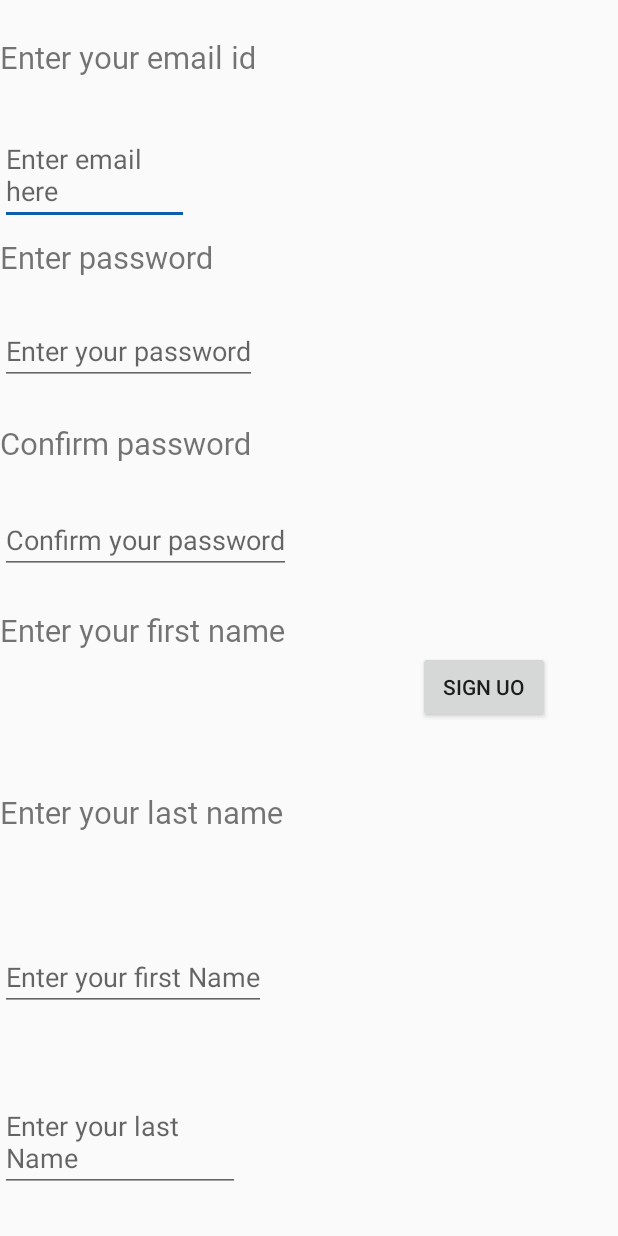
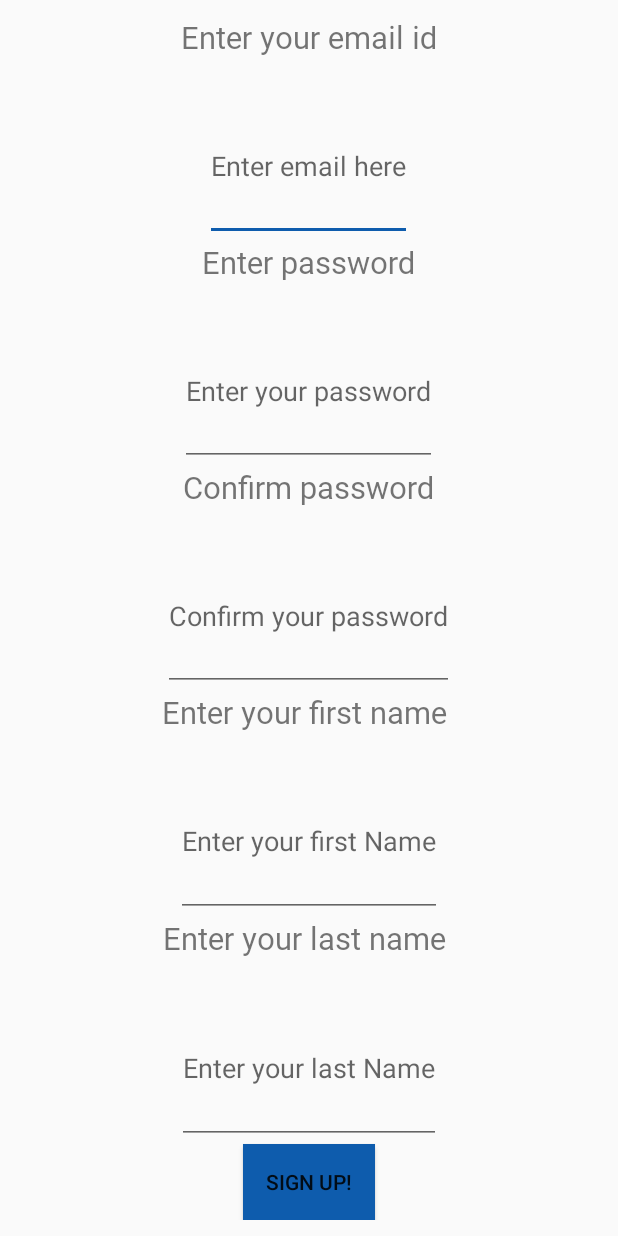
Before and after one commit to achuth10/Task, an Android app: the SignUpUser screen opened directly, with no data from a screen before it, on a phone screen of 412 x 824 dp. Run offline under Robolectric (Android 15) with nearby library versions, the phone set to English and light mode, and no system bars; our stand-ins replace sdp/ssp sizes.

Commit message:
Added an option to sign up for a new user

```diff
--- a/app/src/main/java/com/example/achuth/task/SignUpUser.java
+++ b/app/src/main/java/com/example/achuth/task/SignUpUser.java
@@ -61,7 +61,8 @@ public class SignUpUser extends AppCompatActivity {
                     user.setLoginId(email.getText().toString());
                     user.setPassword(pass.getText().toString());
                     editor.putString("UserDetail",gson.toJson(user)).apply();
-                    Toast.makeText(getApplication(),"Account created successfully",Toast.LENGTH_SHORT).show();
+                    editor.putString("Login","YES").apply();
+                    Toast.makeText(getApplication(),"Account created successfully ",Toast.LENGTH_SHORT).show();
                     changepage();
                 }
             }
--- a/app/src/main/res/layout/activity_sign_up_user.xml
+++ b/app/src/main/res/layout/activity_sign_up_user.xml
@@ -1,127 +1,98 @@
 <?xml version="1.0" encoding="utf-8"?>
-<RelativeLayout xmlns:android="http://schemas.android.com/apk/res/android"
+<LinearLayout xmlns:android="http://schemas.android.com/apk/res/android"
     xmlns:app="http://schemas.android.com/apk/res-auto"
     xmlns:tools="http://schemas.android.com/tools"
     android:layout_width="match_parent"
     android:gravity="center"
+    android:padding="@dimen/_8sdp"
+    android:orientation="vertical"
     android:layout_height="match_parent"
     tools:context=".SignUpUser">
 
     <TextView
         android:id="@+id/textforemail"
         android:layout_width="wrap_content"
-        android:layout_height="wrap_content"
-        android:layout_alignParentStart="true"
-        android:layout_alignParentTop="true"
-        android:layout_marginStart="0dp"
-        android:layout_marginTop="24dp"
+        android:layout_weight="1"
+        android:layout_height="0dp"
         android:text="Enter your email id"
+        android:inputType="textEmailAddress"
         android:textSize="@dimen/_16sdp" />
 
     <EditText
         android:id="@+id/getemailuser"
         android:layout_width="wrap_content"
-        android:layout_height="wrap_content"
-        android:layout_alignEnd="@+id/textforpass"
-        android:layout_alignParentTop="true"
-        android:layout_marginTop="83dp"
-        android:layout_marginEnd="16dp"
+        android:layout_weight="2"
+        android:layout_height="0dp"
         android:hint="Enter email here" />
 
     <TextView
         android:id="@+id/textforpass"
         android:layout_width="wrap_content"
-        android:layout_height="wrap_content"
-        android:layout_alignParentStart="true"
-        android:layout_alignParentTop="true"
-        android:layout_marginStart="0dp"
-        android:layout_marginTop="157dp"
+        android:layout_weight="1"
+        android:layout_height="0dp"
         android:text="Enter password"
         android:textSize="@dimen/_16sdp" />
 
     <EditText
         android:id="@+id/getpassuser"
         android:layout_width="wrap_content"
-        android:layout_height="wrap_content"
-        android:layout_alignParentStart="true"
-        android:layout_alignParentTop="true"
-        android:layout_marginStart="0dp"
-        android:layout_marginTop="211dp"
+        android:layout_weight="2"
+        android:layout_height="0dp"
+        android:inputType="textPassword"
         android:hint="Enter your password" />
 
     <TextView
         android:id="@+id/textforpassconfirm"
         android:layout_width="wrap_content"
-        android:layout_height="wrap_content"
-        android:layout_alignParentStart="true"
-        android:layout_alignParentTop="true"
-        android:layout_marginStart="0dp"
-        android:layout_marginTop="281dp"
+        android:layout_weight="1"
+        android:layout_height="0dp"
         android:text="Confirm password"
         android:textSize="@dimen/_16sdp" />
 
     <EditText
         android:id="@+id/getpassconfirm"
         android:layout_width="wrap_content"
-        android:layout_height="wrap_content"
-        android:layout_alignParentStart="true"
-        android:layout_alignParentTop="true"
-        android:layout_marginStart="0dp"
-        android:layout_marginTop="337dp"
+        android:layout_weight="2"
+        android:layout_height="0dp"
+        android:inputType="textPassword"
         android:hint="Confirm your password" />
 
     <TextView
         android:id="@+id/textforfirstname"
         android:layout_width="wrap_content"
-        android:layout_height="wrap_content"
-        android:layout_alignParentStart="true"
-        android:layout_alignParentTop="true"
-        android:layout_marginStart="0dp"
-        android:layout_marginTop="406dp"
+        android:layout_weight="1"
+        android:layout_height="0dp"
         android:text="Enter your first name "
         android:textSize="@dimen/_16sdp" />
 
     <EditText
         android:id="@+id/getfirstname"
         android:layout_width="wrap_content"
-        android:layout_height="wrap_content"
-        android:layout_alignParentStart="true"
-
-        android:layout_alignParentBottom="true"
-        android:layout_marginStart="0dp"
-        android:layout_marginBottom="150dp"
+        android:layout_weight="2"
+        android:layout_height="0dp"
         android:hint="Enter your first Name" />
 
     <TextView
         android:id="@+id/textforlastname"
         android:layout_width="wrap_content"
-        android:layout_height="wrap_content"
-        android:layout_alignParentStart="true"
-        android:layout_alignParentTop="true"
-        android:layout_marginStart="0dp"
-        android:layout_marginTop="527dp"
+        android:layout_weight="1"
+        android:layout_height="0dp"
         android:text="Enter your last name "
         android:textSize="@dimen/_16sdp" />
 
     <EditText
         android:id="@+id/getlastname"
         android:layout_width="wrap_content"
-        android:layout_height="wrap_content"
-        android:layout_alignEnd="@+id/textforlastname"
-        android:layout_alignParentBottom="true"
-        android:layout_marginEnd="34dp"
-        android:layout_marginBottom="29dp"
+        android:layout_height="0dp"
+        android:layout_weight="2"
         android:hint="Enter your last Name" />
 
     <Button
         android:id="@+id/signupbutton"
         android:layout_width="wrap_content"
-        android:layout_height="wrap_content"
-        android:layout_below="@+id/textforfirstname"
-        android:layout_alignParentEnd="true"
-        android:layout_marginTop="0dp"
-        android:layout_marginEnd="45dp"
-        android:text="Sign uo" />
+        android:layout_height="0dp"
+        android:layout_weight="1"
+        android:background="@color/colorend"
+        android:text="Sign up!" />
 
-
-</RelativeLayout>
+</LinearLayout>
--- a/app/src/main/res/layout/header.xml
+++ b/app/src/main/res/layout/header.xml
@@ -24,7 +24,7 @@
         android:layout_width="wrap_content"
         android:layout_height="wrap_content"
         android:layout_below="@id/dp"
-        android:text="John Doe"
+        android:text=" "
         android:layout_centerHorizontal="true"
         android:layout_marginBottom="@dimen/_10sdp"
         android:textColor="#000000"
```
Also changed, not shown: app/src/main/java/com/example/achuth/task/Base.java (+31 -7 lines), app/src/main/java/com/example/achuth/task/MainActivity.java (+29 -19 lines), 1 other file.
